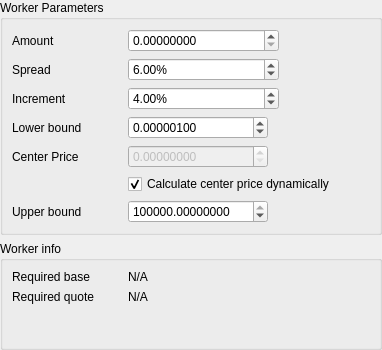
The window that dexbot/views/ui/forms/staggered_orders_widget.ui (xeroc/stakemachine) describes before a commit, drawn with Qt 5.
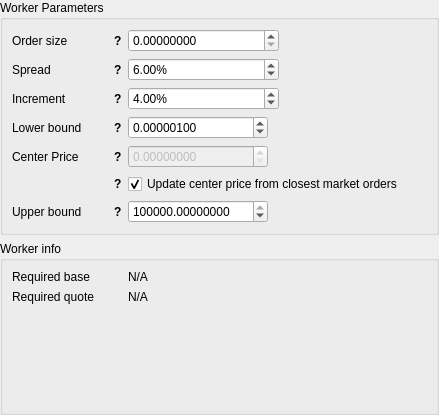
The same window after the commit.

Commit message: Add tooltips to strategies

The edit to the form file:
```diff
--- a/dexbot/views/ui/forms/staggered_orders_widget.ui
+++ b/dexbot/views/ui/forms/staggered_orders_widget.ui
@@ -6,8 +6,8 @@
    <rect>
     <x>0</x>
     <y>0</y>
-    <width>382</width>
-    <height>350</height>
+    <width>439</width>
+    <height>415</height>
    </rect>
   </property>
   <property name="windowTitle">
@@ -32,14 +32,8 @@
       <string>Worker Parameters</string>
      </property>
      <layout class="QFormLayout" name="formLayout">
-      <item row="0" column="0">
-       <widget class="QLabel" name="amount_label">
-        <property name="sizePolicy">
-         <sizepolicy hsizetype="Maximum" vsizetype="Preferred">
-          <horstretch>0</horstretch>
-          <verstretch>0</verstretch>
-         </sizepolicy>
-        </property>
+      <item row="2" column="0">
+       <widget class="QWidget" name="amount_wrap" native="true">
         <property name="minimumSize">
          <size>
           <width>110</width>
@@ -52,15 +46,82 @@
           <height>16777215</height>
          </size>
         </property>
-        <property name="text">
-         <string>Amount</string>
-        </property>
-        <property name="buddy">
-         <cstring>spread_input</cstring>
-        </property>
+        <layout class="QHBoxLayout" name="horizontalLayout_4">
+         <property name="spacing">
+          <number>0</number>
+         </property>
+         <property name="leftMargin">
+          <number>0</number>
+         </property>
+         <property name="topMargin">
+          <number>0</number>
+         </property>
+         <property name="rightMargin">
+          <number>0</number>
+         </property>
+         <property name="bottomMargin">
+          <number>0</number>
+         </property>
+         <item>
+          <widget class="QLabel" name="amount_label">
+           <property name="sizePolicy">
+            <sizepolicy hsizetype="Minimum" vsizetype="Preferred">
+             <horstretch>0</horstretch>
+             <verstretch>0</verstretch>
+            </sizepolicy>
+           </property>
+           <property name="minimumSize">
+            <size>
+             <width>0</width>
+             <height>0</height>
+            </size>
+           </property>
+           <property name="maximumSize">
+            <size>
+             <width>16777215</width>
+             <height>16777215</height>
+            </size>
+           </property>
+           <property name="text">
+            <string>Order size</string>
+           </property>
+           <property name="wordWrap">
+            <bool>true</bool>
+           </property>
+          </widget>
+         </item>
+         <item>
+          <widget class="QLabel" name="amount_tooltip">
+           <property name="sizePolicy">
+            <sizepolicy hsizetype="Fixed" vsizetype="Preferred">
+             <horstretch>0</horstretch>
+             <verstretch>0</verstretch>
+            </sizepolicy>
+           </property>
+           <property name="font">
+            <font>
+             <weight>75</weight>
+             <bold>true</bold>
+            </font>
+           </property>
+           <property name="cursor">
+            <cursorShape>WhatsThisCursor</cursorShape>
+           </property>
+           <property name="toolTip">
+            <string>Amount of sell/buy order</string>
+           </property>
+           <property name="text">
+            <string>?</string>
+           </property>
+           <property name="margin">
+            <number>5</number>
+           </property>
+          </widget>
+         </item>
+        </layout>
        </widget>
       </item>
-      <item row="0" column="1">
+      <item row="2" column="1">
        <widget class="QDoubleSpinBox" name="amount_input">
         <property name="sizePolicy">
          <sizepolicy hsizetype="Fixed" vsizetype="Fixed">
@@ -91,10 +152,10 @@
         </property>
        </widget>
       </item>
-      <item row="1" column="0">
-       <widget class="QLabel" name="spread_label">
+      <item row="6" column="0">
+       <widget class="QWidget" name="spread_wrap" native="true">
         <property name="sizePolicy">
-         <sizepolicy hsizetype="Maximum" vsizetype="Preferred">
+         <sizepolicy hsizetype="Fixed" vsizetype="Preferred">
           <horstretch>0</horstretch>
           <verstretch>0</verstretch>
          </sizepolicy>
@@ -111,15 +172,82 @@
           <height>16777215</height>
          </size>
         </property>
-        <property name="text">
-         <string>Spread</string>
-        </property>
-        <property name="buddy">
-         <cstring>spread_input</cstring>
-        </property>
+        <layout class="QHBoxLayout" name="horizontalLayout_5">
+         <property name="spacing">
+          <number>0</number>
+         </property>
+         <property name="leftMargin">
+          <number>0</number>
+         </property>
+         <property name="topMargin">
+          <number>0</number>
+         </property>
+         <property name="rightMargin">
+          <number>0</number>
+         </property>
+         <property name="bottomMargin">
+          <number>0</number>
+         </property>
+         <item>
+          <widget class="QLabel" name="spread_label">
+           <property name="sizePolicy">
+            <sizepolicy hsizetype="Minimum" vsizetype="Preferred">
+             <horstretch>0</horstretch>
+             <verstretch>0</verstretch>
+            </sizepolicy>
+           </property>
+           <property name="minimumSize">
+            <size>
+             <width>0</width>
+             <height>0</height>
+            </size>
+           </property>
+           <property name="maximumSize">
+            <size>
+             <width>16777215</width>
+             <height>16777215</height>
+            </size>
+           </property>
+           <property name="text">
+            <string>Spread</string>
+           </property>
+           <property name="wordWrap">
+            <bool>true</bool>
+           </property>
+          </widget>
+         </item>
+         <item>
+          <widget class="QLabel" name="spread_tooltip">
+           <property name="sizePolicy">
+            <sizepolicy hsizetype="Fixed" vsizetype="Preferred">
+             <horstretch>0</horstretch>
+             <verstretch>0</verstretch>
+            </sizepolicy>
+           </property>
+           <property name="font">
+            <font>
+             <weight>75</weight>
+             <bold>true</bold>
+            </font>
+           </property>
+           <property name="cursor">
+            <cursorShape>WhatsThisCursor</cursorShape>
+           </property>
+           <property name="toolTip">
+            <string>The percentage difference between buy and sell</string>
+           </property>
+           <property name="text">
+            <string>?</string>
+           </property>
+           <property name="margin">
+            <number>5</number>
+           </property>
+          </widget>
+         </item>
+        </layout>
        </widget>
       </item>
-      <item row="1" column="1">
+      <item row="6" column="1">
        <widget class="QDoubleSpinBox" name="spread_input">
         <property name="sizePolicy">
          <sizepolicy hsizetype="Fixed" vsizetype="Fixed">
@@ -147,10 +275,10 @@
         </property>
        </widget>
       </item>
-      <item row="2" column="0">
-       <widget class="QLabel" name="increment_label">
+      <item row="9" column="0">
+       <widget class="QWidget" name="increment_wrap" native="true">
         <property name="sizePolicy">
-         <sizepolicy hsizetype="Maximum" vsizetype="Preferred">
+         <sizepolicy hsizetype="Fixed" vsizetype="Preferred">
           <horstretch>0</horstretch>
           <verstretch>0</verstretch>
          </sizepolicy>
@@ -167,15 +295,82 @@
           <height>16777215</height>
          </size>
         </property>
-        <property name="text">
-         <string>Increment</string>
-        </property>
-        <property name="buddy">
-         <cstring>spread_input</cstring>
-        </property>
+        <layout class="QHBoxLayout" name="horizontalLayout_6">
+         <property name="spacing">
+          <number>0</number>
+         </property>
+         <property name="leftMargin">
+          <number>0</number>
+         </property>
+         <property name="topMargin">
+          <number>0</number>
+         </property>
+         <property name="rightMargin">
+          <number>0</number>
+         </property>
+         <property name="bottomMargin">
+          <number>0</number>
+         </property>
+         <item>
+          <widget class="QLabel" name="increment_label">
+           <property name="sizePolicy">
+            <sizepolicy hsizetype="Minimum" vsizetype="Preferred">
+             <horstretch>0</horstretch>
+             <verstretch>0</verstretch>
+            </sizepolicy>
+           </property>
+           <property name="minimumSize">
+            <size>
+             <width>0</width>
+             <height>0</height>
+            </size>
+           </property>
+           <property name="maximumSize">
+            <size>
+             <width>16777215</width>
+             <height>16777215</height>
+            </size>
+           </property>
+           <property name="text">
+            <string>Increment</string>
+           </property>
+           <property name="wordWrap">
+            <bool>true</bool>
+           </property>
+          </widget>
+         </item>
+         <item>
+          <widget class="QLabel" name="increment_tooltip">
+           <property name="sizePolicy">
+            <sizepolicy hsizetype="Fixed" vsizetype="Preferred">
+             <horstretch>0</horstretch>
+             <verstretch>0</verstretch>
+            </sizepolicy>
+           </property>
+           <property name="font">
+            <font>
+             <weight>75</weight>
+             <bold>true</bold>
+            </font>
+           </property>
+           <property name="cursor">
+            <cursorShape>WhatsThisCursor</cursorShape>
+           </property>
+           <property name="toolTip">
+            <string>The percentage difference between each staggered order</string>
+           </property>
+           <property name="text">
+            <string>?</string>
+           </property>
+           <property name="margin">
+            <number>5</number>
+           </property>
+          </widget>
+         </item>
+        </layout>
        </widget>
       </item>
-      <item row="2" column="1">
+      <item row="9" column="1">
        <widget class="QDoubleSpinBox" name="increment_input">
         <property name="sizePolicy">
          <sizepolicy hsizetype="Fixed" vsizetype="Fixed">
@@ -203,10 +398,10 @@
         </property>
        </widget>
       </item>
-      <item row="3" column="0">
-       <widget class="QLabel" name="lower_bound_label">
+      <item row="11" column="0">
+       <widget class="QWidget" name="lower_bound_wrap" native="true">
         <property name="sizePolicy">
-         <sizepolicy hsizetype="Maximum" vsizetype="Preferred">
+         <sizepolicy hsizetype="Fixed" vsizetype="Preferred">
           <horstretch>0</horstretch>
           <verstretch>0</verstretch>
          </sizepolicy>
@@ -223,15 +418,82 @@
           <height>16777215</height>
          </size>
         </property>
-        <property name="text">
-         <string>Lower bound</string>
-        </property>
-        <property name="buddy">
-         <cstring>spread_input</cstring>
-        </property>
+        <layout class="QHBoxLayout" name="horizontalLayout_7">
+         <property name="spacing">
+          <number>0</number>
+         </property>
+         <property name="leftMargin">
+          <number>0</number>
+         </property>
+         <property name="topMargin">
+          <number>0</number>
+         </property>
+         <property name="rightMargin">
+          <number>0</number>
+         </property>
+         <property name="bottomMargin">
+          <number>0</number>
+         </property>
+         <item>
+          <widget class="QLabel" name="lower_bound_label">
+           <property name="sizePolicy">
+            <sizepolicy hsizetype="Minimum" vsizetype="Preferred">
+             <horstretch>0</horstretch>
+             <verstretch>0</verstretch>
+            </sizepolicy>
+           </property>
+           <property name="minimumSize">
+            <size>
+             <width>0</width>
+             <height>0</height>
+            </size>
+           </property>
+           <property name="maximumSize">
+            <size>
+             <width>16777215</width>
+             <height>16777215</height>
+            </size>
+           </property>
+           <property name="text">
+            <string>Lower bound</string>
+           </property>
+           <property name="wordWrap">
+            <bool>true</bool>
+           </property>
+          </widget>
+         </item>
+         <item>
+          <widget class="QLabel" name="lower_bound_tooltip">
+           <property name="sizePolicy">
+            <sizepolicy hsizetype="Fixed" vsizetype="Preferred">
+             <horstretch>0</horstretch>
+             <verstretch>0</verstretch>
+            </sizepolicy>
+           </property>
+           <property name="font">
+            <font>
+             <weight>75</weight>
+             <bold>true</bold>
+            </font>
+           </property>
+           <property name="cursor">
+            <cursorShape>WhatsThisCursor</cursorShape>
+           </property>
+           <property name="toolTip">
+            <string>The bottom price in the range</string>
+           </property>
+           <property name="text">
+            <string>?</string>
+           </property>
+           <property name="margin">
+            <number>5</number>
+           </property>
+          </widget>
+         </item>
+        </layout>
        </widget>
       </item>
-      <item row="3" column="1">
+      <item row="11" column="1">
        <widget class="QDoubleSpinBox" name="lower_bound_input">
         <property name="sizePolicy">
          <sizepolicy hsizetype="Fixed" vsizetype="Fixed">
@@ -259,10 +521,10 @@
         </property>
        </widget>
       </item>
-      <item row="9" column="0">
-       <widget class="QLabel" name="upper_bound_label">
+      <item row="15" column="0">
+       <widget class="QWidget" name="center_price_wrap" native="true">
         <property name="sizePolicy">
-         <sizepolicy hsizetype="Maximum" vsizetype="Preferred">
+         <sizepolicy hsizetype="Fixed" vsizetype="Preferred">
           <horstretch>0</horstretch>
           <verstretch>0</verstretch>
          </sizepolicy>
@@ -278,16 +540,188 @@
           <width>110</width>
           <height>16777215</height>
          </size>
+        </property>
+        <layout class="QHBoxLayout" name="horizontalLayout_8">
+         <property name="spacing">
+          <number>0</number>
+         </property>
+         <property name="leftMargin">
+          <number>0</number>
+         </property>
+         <property name="topMargin">
+          <number>0</number>
+         </property>
+         <property name="rightMargin">
+          <number>0</number>
+         </property>
+         <property name="bottomMargin">
+          <number>0</number>
+         </property>
+         <item>
+          <widget class="QLabel" name="center_price_label">
+           <property name="sizePolicy">
+            <sizepolicy hsizetype="Minimum" vsizetype="Preferred">
+             <horstretch>0</horstretch>
+             <verstretch>0</verstretch>
+            </sizepolicy>
+           </property>
+           <property name="minimumSize">
+            <size>
+             <width>0</width>
+             <height>0</height>
+            </size>
+           </property>
+           <property name="maximumSize">
+            <size>
+             <width>16777215</width>
+             <height>16777215</height>
+            </size>
+           </property>
+           <property name="text">
+            <string>Center Price</string>
+           </property>
+          </widget>
+         </item>
+         <item>
+          <widget class="QLabel" name="center_price_tooltip">
+           <property name="sizePolicy">
+            <sizepolicy hsizetype="Fixed" vsizetype="Preferred">
+             <horstretch>0</horstretch>
+             <verstretch>0</verstretch>
+            </sizepolicy>
+           </property>
+           <property name="font">
+            <font>
+             <weight>75</weight>
+             <bold>true</bold>
+            </font>
+           </property>
+           <property name="cursor">
+            <cursorShape>WhatsThisCursor</cursorShape>
+           </property>
+           <property name="toolTip">
+            <string>Fixed center price expressed in base asset: base/quote</string>
+           </property>
+           <property name="text">
+            <string>?</string>
+           </property>
+           <property name="margin">
+            <number>5</number>
+           </property>
+          </widget>
+         </item>
+        </layout>
+       </widget>
+      </item>
+      <item row="17" column="1">
+       <widget class="QCheckBox" name="center_price_dynamic_checkbox">
+        <property name="sizePolicy">
+         <sizepolicy hsizetype="Fixed" vsizetype="Fixed">
+          <horstretch>0</horstretch>
+          <verstretch>0</verstretch>
+         </sizepolicy>
         </property>
         <property name="text">
-         <string>Upper bound</string>
+         <string>Update center price from closest market orders</string>
         </property>
-        <property name="buddy">
-         <cstring>spread_input</cstring>
+        <property name="checked">
+         <bool>true</bool>
         </property>
        </widget>
       </item>
-      <item row="9" column="1">
+      <item row="19" column="0">
+       <widget class="QWidget" name="upper_bound_wrap" native="true">
+        <property name="sizePolicy">
+         <sizepolicy hsizetype="Fixed" vsizetype="Preferred">
+          <horstretch>0</horstretch>
+          <verstretch>0</verstretch>
+         </sizepolicy>
+        </property>
+        <property name="minimumSize">
+         <size>
+          <width>110</width>
+          <height>0</height>
+         </size>
+        </property>
+        <property name="maximumSize">
+         <size>
+          <width>110</width>
+          <height>16777215</height>
+         </size>
+        </property>
+        <layout class="QHBoxLayout" name="horizontalLayout_9">
+         <property name="spacing">
+          <number>0</number>
+         </property>
+         <property name="leftMargin">
+          <number>0</number>
+         </property>
+         <property name="topMargin">
+          <number>0</number>
+         </property>
+         <property name="rightMargin">
+          <number>0</number>
+         </property>
+         <property name="bottomMargin">
+          <number>0</number>
+         </property>
+         <item>
+          <widget class="QLabel" name="upper_bound_label">
+           <property name="sizePolicy">
+            <sizepolicy hsizetype="Minimum" vsizetype="Preferred">
+             <horstretch>0</horstretch>
+             <verstretch>0</verstretch>
+            </sizepolicy>
+           </property>
+           <property name="minimumSize">
+            <size>
+             <width>0</width>
+             <height>0</height>
+            </size>
+           </property>
+           <property name="maximumSize">
+            <size>
+             <width>16777215</width>
+             <height>16777215</height>
+            </size>
+           </property>
+           <property name="text">
+            <string>Upper bound</string>
+           </property>
+          </widget>
+         </item>
+         <item>
+          <widget class="QLabel" name="upper_bound_tooltip">
+           <property name="sizePolicy">
+            <sizepolicy hsizetype="Fixed" vsizetype="Preferred">
+             <horstretch>0</horstretch>
+             <verstretch>0</verstretch>
+            </sizepolicy>
+           </property>
+           <property name="font">
+            <font>
+             <weight>75</weight>
+             <bold>true</bold>
+            </font>
+           </property>
+           <property name="cursor">
+            <cursorShape>WhatsThisCursor</cursorShape>
+           </property>
+           <property name="toolTip">
+            <string>The top price in the range</string>
+           </property>
+           <property name="text">
+            <string>?</string>
+           </property>
+           <property name="margin">
+            <number>5</number>
+           </property>
+          </widget>
+         </item>
+        </layout>
+       </widget>
+      </item>
+      <item row="19" column="1">
        <widget class="QDoubleSpinBox" name="upper_bound_input">
         <property name="sizePolicy">
          <sizepolicy hsizetype="Fixed" vsizetype="Fixed">
@@ -315,10 +749,10 @@
         </property>
        </widget>
       </item>
-      <item row="6" column="0">
-       <widget class="QLabel" name="center_price_label">
+      <item row="17" column="0">
+       <widget class="QWidget" name="center_price_dynamic_wrap" native="true">
         <property name="sizePolicy">
-         <sizepolicy hsizetype="Maximum" vsizetype="Preferred">
+         <sizepolicy hsizetype="Fixed" vsizetype="Preferred">
           <horstretch>0</horstretch>
           <verstretch>0</verstretch>
          </sizepolicy>
@@ -335,15 +769,70 @@
           <height>16777215</height>
          </size>
         </property>
-        <property name="text">
-         <string>Center Price</string>
-        </property>
-        <property name="buddy">
-         <cstring>center_price_input</cstring>
-        </property>
+        <layout class="QHBoxLayout" name="horizontalLayout_10">
+         <property name="spacing">
+          <number>0</number>
+         </property>
+         <property name="leftMargin">
+          <number>0</number>
+         </property>
+         <property name="topMargin">
+          <number>0</number>
+         </property>
+         <property name="rightMargin">
+          <number>0</number>
+         </property>
+         <property name="bottomMargin">
+          <number>0</number>
+         </property>
+         <item>
+          <spacer name="horizontalSpacer">
+           <property name="orientation">
+            <enum>Qt::Horizontal</enum>
+           </property>
+           <property name="sizeHint" stdset="0">
+            <size>
+             <width>40</width>
+             <height>20</height>
+            </size>
+           </property>
+          </spacer>
+         </item>
+         <item>
+          <widget class="QLabel" name="center_price_dynamic_tooltip">
+           <property name="sizePolicy">
+            <sizepolicy hsizetype="Fixed" vsizetype="Preferred">
+             <horstretch>0</horstretch>
+             <verstretch>0</verstretch>
+            </sizepolicy>
+           </property>
+           <property name="font">
+            <font>
+             <weight>75</weight>
+             <bold>true</bold>
+            </font>
+           </property>
+           <property name="cursor">
+            <cursorShape>WhatsThisCursor</cursorShape>
+           </property>
+           <property name="toolTip">
+            <string>Always calculate the middle of the closest opposite market orders</string>
+           </property>
+           <property name="text">
+            <string>?</string>
+           </property>
+           <property name="alignment">
+            <set>Qt::AlignLeading|Qt::AlignLeft|Qt::AlignVCenter</set>
+           </property>
+           <property name="margin">
+            <number>5</number>
+           </property>
+          </widget>
+         </item>
+        </layout>
        </widget>
       </item>
-      <item row="6" column="1">
+      <item row="15" column="1">
        <widget class="QDoubleSpinBox" name="center_price_input">
         <property name="enabled">
          <bool>false</bool>
@@ -380,16 +869,6 @@
         </property>
        </widget>
       </item>
-      <item row="8" column="1">
-       <widget class="QCheckBox" name="center_price_dynamic_checkbox">
-        <property name="text">
-         <string>Calculate center price dynamically</string>
-        </property>
-        <property name="checked">
-         <bool>true</bool>
-        </property>
-       </widget>
-      </item>
      </layout>
     </widget>
    </item>
@@ -402,6 +881,20 @@
       <property name="bottomMargin">
        <number>3</number>
       </property>
+      <item row="0" column="0">
+       <widget class="QLabel" name="required_base_label">
+        <property name="text">
+         <string>Required base</string>
+        </property>
+       </widget>
+      </item>
+      <item row="0" column="1">
+       <widget class="QLabel" name="required_base_text">
+        <property name="text">
+         <string>N/A</string>
+        </property>
+       </widget>
+      </item>
       <item row="1" column="0">
        <widget class="QLabel" name="required_quote_label">
         <property name="minimumSize">
@@ -431,20 +924,6 @@
         </property>
        </widget>
       </item>
-      <item row="0" column="0">
-       <widget class="QLabel" name="required_base_label">
-        <property name="text">
-         <string>Required base</string>
-        </property>
-       </widget>
-      </item>
-      <item row="0" column="1">
-       <widget class="QLabel" name="required_base_text">
-        <property name="text">
-         <string>N/A</string>
-        </property>
-       </widget>
-      </item>
      </layout>
     </widget>
    </item>
```
Left out of the diff: 19 changed lines with no effect on the pictures. The commit also changes 2 other files.
